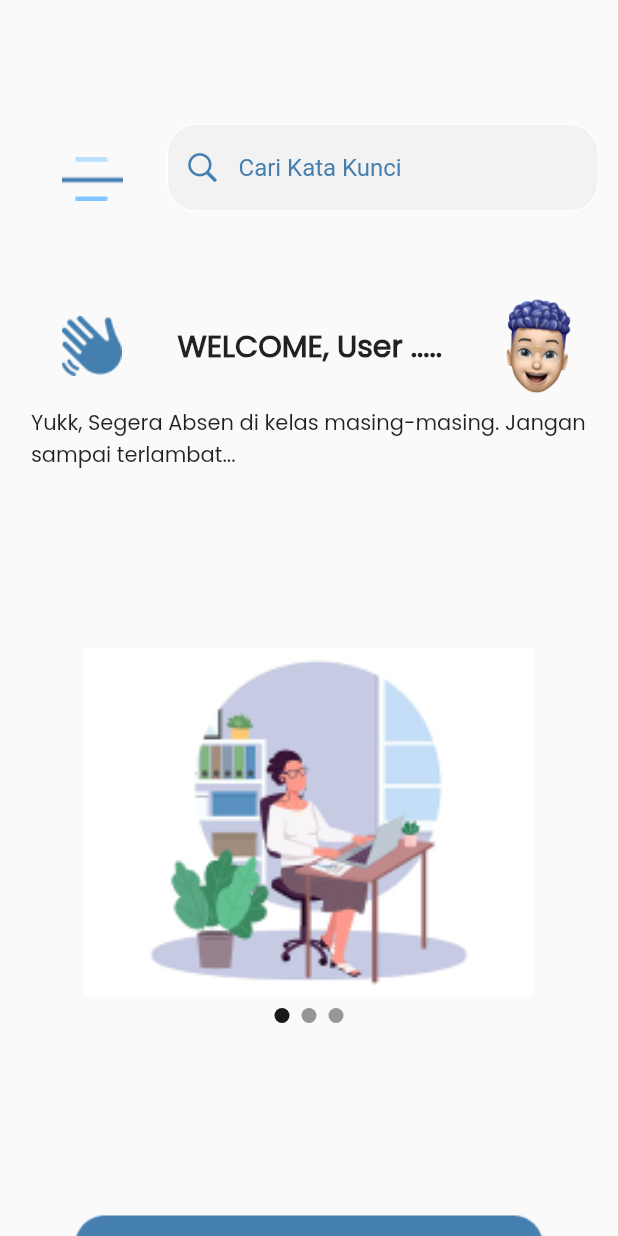
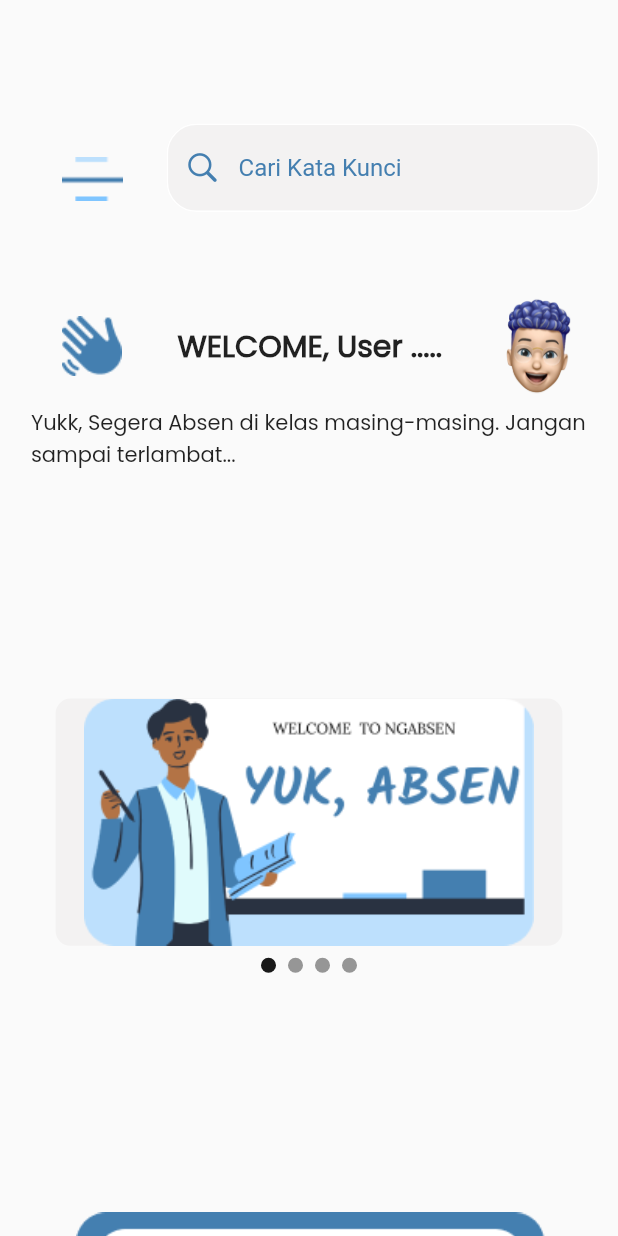
Before and after one commit to Kuprim/PKK_QRCODE, a Flutter app: the Home screen opened directly, on a phone screen of 412 x 824 dp. Run offline on Flutter 3.47's test engine with Material 2 defaults, Android fonts, the phone set to English and light mode, and no system bars; drawn by our look-alikes of carousel_slider; our stand-ins replace font_awesome_flutter, form_field_validator, get, smooth_page_indicator.

Commit message:
update minor page - page murid banyak

```diff
--- a/lib/pages/Siswa/home.dart
+++ b/lib/pages/Siswa/home.dart
@@ -124,17 +124,8 @@ class _HomeState extends State<Home> {
                 ),
               ),
             ),
-            RaisedButton(
-              onPressed: () {
-                Get.offAll(Login());
-
-                // Navigator.push(
-                //   context,
-                //   MaterialPageRoute(
-                //     builder: (c) => WelcomePage(),
-                //   ),
-                // );
-              },
+            GestureDetector(
+              onTap: (){Get.offAll(Login());},
               child: Container(
                 height: size.height * 0.15,
                 decoration: BoxDecoration(
@@ -263,7 +254,9 @@ class _HomeState extends State<Home> {
                 );
               },
               child: Padding(
-                padding: EdgeInsets.only(bottom: size.height * 0.07),
+                padding: EdgeInsets.only(
+                  left: size.width * 0.06,
+                  bottom: size.height * 0.09),
                 child: Container(
                   child: Image(
                     image: AssetImage("assets/images/qrsmk.png"),
--- a/lib/widgets/Siswa/card_riwayat.dart
+++ b/lib/widgets/Siswa/card_riwayat.dart
@@ -31,7 +31,7 @@ class _CardRiwayatState extends State<CardRiwayat> {
             padding: EdgeInsets.only(top: size.height * 0.05),
             child: Container(
               height: size.height * 0.15,
-              width: size.width * 0.75,
+              width: size.width * 0.8,
               decoration: const BoxDecoration(),
               child: Card(
                 shape: RoundedRectangleBorder(
@@ -41,6 +41,7 @@ class _CardRiwayatState extends State<CardRiwayat> {
                     Padding(
                       padding: const EdgeInsets.only(left: 13),
                       child: Container(
+                        height: size.height * 0.1,
                         child: Image(
                           image: AssetImage(widget.gambar),
                         ),
@@ -78,7 +79,7 @@ class _CardRiwayatState extends State<CardRiwayat> {
                       ),
                     ),
                     Padding(
-                      padding: EdgeInsets.only(left: size.width * 0.09),
+                      padding: EdgeInsets.only(left: size.width * 0.1),
                       child: Column(
                         mainAxisAlignment: MainAxisAlignment.center,
                         // ignore: prefer_const_literals_to_create_immutables
--- a/lib/widgets/Siswa/carousel_siswa.dart
+++ b/lib/widgets/Siswa/carousel_siswa.dart
@@ -16,32 +16,33 @@ class _CarouselHomeState extends State<CarouselHome> {
   int _current = 0;
   final List<Widget> image = [
     Container(
-    height: 100,
+        height: 2,
         width: 300,
-    decoration : BoxDecoration(
+        decoration: BoxDecoration(
           image: DecorationImage(
-    image: AssetImage( 'assets/images/pkk1.png'),
-    fit: BoxFit.cover),
-    )
-  ),
+              image: AssetImage('assets/images/pkk1.png'), fit: BoxFit.fill),
+        )),
     Container(
-      height: 100,
+        height: 2,
         width: 300,
-      decoration : BoxDecoration(
+        decoration: BoxDecoration(
           image: DecorationImage(
-      image: AssetImage( 'assets/images/welcome.png'),
-      fit: BoxFit.cover),
-      )
-    ),
+              image: AssetImage('assets/images/pkk1.png'), fit: BoxFit.fill),
+        )),
     Container(
-      height: 100,
+        height: 2,
         width: 300,
-      decoration : BoxDecoration(
+        decoration: BoxDecoration(
           image: DecorationImage(
-      image: AssetImage( 'assets/images/welcome.png'),
-      fit: BoxFit.cover),
-      )
-    )
+              image: AssetImage('assets/images/pkk1.png'), fit: BoxFit.fill),
+        )),
+    Container(
+        height: 2,
+        width: 300,
+        decoration: BoxDecoration(
+          image: DecorationImage(
+              image: AssetImage('assets/images/pkk1.png'), fit: BoxFit.fill),
+        )),
   ];
   final CarouselController _controller = CarouselController();
   final _urlImages = [
@@ -50,15 +51,20 @@ class _CarouselHomeState extends State<CarouselHome> {
     'assets/images/welcome.png',
   ];
 
-
-
   @override
   Widget build(BuildContext context) {
+
+    Size size = MediaQuery.of(context).size;
     return Scaffold(
-      body: Column(
-        mainAxisAlignment: MainAxisAlignment.center,
-        children: [
-          CarouselSlider(
+      body: Column(mainAxisAlignment: MainAxisAlignment.center, children: [
+        Container(
+          decoration: BoxDecoration(
+            borderRadius: BorderRadius.circular(10),
+            color: Color(kFourthColor),
+          ),
+          height: size.height *  0.2,
+          width: size.width * 0.82,
+          child: CarouselSlider(
             items: image,
             carouselController: _controller,
             options: CarouselOptions(
@@ -66,14 +72,14 @@ class _CarouselHomeState extends State<CarouselHome> {
                 enableInfiniteScroll: false,
                 autoPlay: true,
                 enlargeCenterPage: true,
-                //aspectRatio: 3.0,
+                //aspectRatio: 4.0,
                 onPageChanged: (index, reason) {
                   setState(() {
                     _current = index;
                   });
                 }),
           ),
-
+        ),
         Row(
           mainAxisAlignment: MainAxisAlignment.center,
           children: image.asMap().entries.map((entry) {
--- a/lib/widgets/form_login.dart
+++ b/lib/widgets/form_login.dart
@@ -221,7 +221,10 @@ class _FormLoginState extends State<FormLogin> {
               },
               child: Text(
                 "Login",
-                style: TextStyle(color: Color(kFirstColor)),
+                style: TextStyle(
+                  fontSize: 20,
+                  fontWeight: FontWeight.bold,
+                  color: Colors.white),
               ),
             ),
           ),
```
Also changed, not shown: lib/widgets/carousel_welcome.dart (+47 -28 lines), assets/images/pkk1.png, assets/images/qrsmk.png, assets/images/welcome.png. Lines whose indentation alone changed are shown as unchanged.
